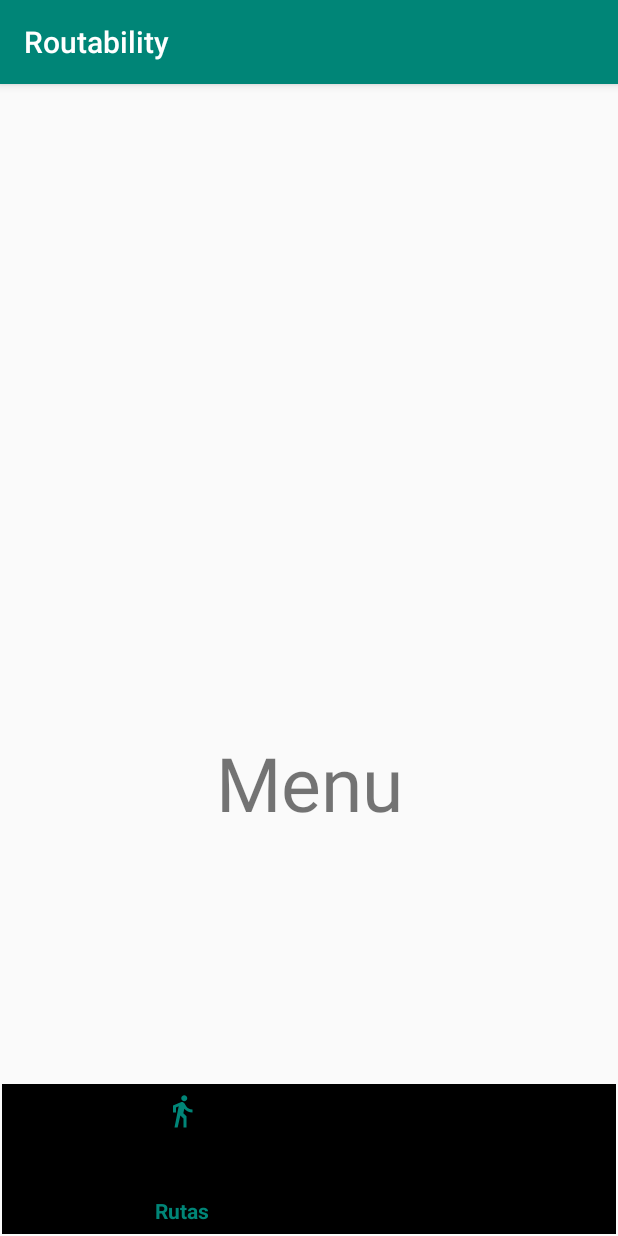
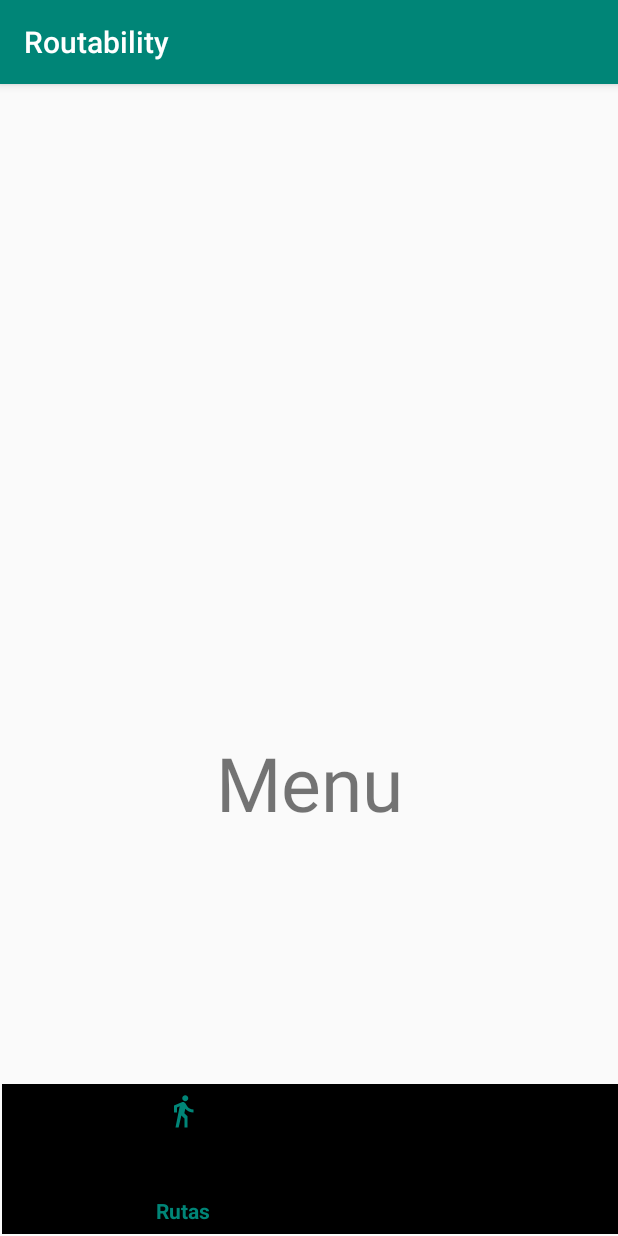
Before and after one commit to cotelus/DGP-MonkeyBits, an Android app: the screen it shows after launch (MainActivity), on a phone screen of 412 x 824 dp. Run offline under Robolectric (Android 15) with nearby library versions, the phone set to English and light mode, and no system bars; our stand-ins replace Firebase (no records; nobody signed in at launch, a user with empty details on screens opened directly).

Commit message:
Pequeño cambio

```diff
--- a/monkeybit/app/src/main/java/com/monkeybit/routability/RegisterAccountActivity.java
+++ b/monkeybit/app/src/main/java/com/monkeybit/routability/RegisterAccountActivity.java
@@ -114,8 +114,8 @@ public class RegisterAccountActivity extends Fragment {
                     public void onComplete(@NonNull Task<Void> task) {
                         if (task.isSuccessful()) {
                             Log.d(TAG, "User profile updated.");
-                            Toast toast = Toast.makeText(getActivity(), "User profile updated.", Toast.LENGTH_SHORT);
-                            toast.show();
+                            //Toast toast = Toast.makeText(getActivity(), "User profile updated.", Toast.LENGTH_SHORT);
+                            //toast.show();
                         } else {
                             Log.d(TAG, "Something fail when updating user profile.");
                         }
--- a/monkeybit/app/src/main/res/layout/activity_main.xml
+++ b/monkeybit/app/src/main/res/layout/activity_main.xml
@@ -18,7 +18,6 @@
         android:layout_width="match_parent"
         android:layout_height="100dp"
         android:layout_marginStart="1dp"
-        android:layout_marginEnd="1dp"
         android:layout_marginBottom="1dp"
         app:elevation="0dp"
         app:layout_constraintBottom_toBottomOf="parent"
--- a/monkeybit/app/src/main/res/menu/navigationbarmenu.xml
+++ b/monkeybit/app/src/main/res/menu/navigationbarmenu.xml
@@ -3,12 +3,15 @@
     <item
         android:id="@+id/menu_rutas"
         style="@style/CustomTheme"
+        android:clickable="true"
         android:icon="@drawable/ic_directions_walk_white_24dp"
-        android:title="Rutas"/>
+        android:title="Rutas" />
 
     <item
         android:id="@+id/menu_profile"
         style="@style/CustomTheme"
+        android:clickable="true"
+        android:contentDescription="Esto es una prueba"
         android:icon="@drawable/ic_person_white_24dp"
         android:title="@string/look_profile" />
 </menu>
--- a/monkeybit/app/src/main/res/values/styles.xml
+++ b/monkeybit/app/src/main/res/values/styles.xml
@@ -16,6 +16,8 @@
         <item name="colorAccent">@color/colorAccent</item>
         <item name="android:textSize">25dp</item>
         <item name="android:layout_height">wrap_content</item>
+        <item name="android:minWidth">48dp</item>
+        <item name="android:minHeight">48dp</item>
     </style>
 
 </resources>
```
